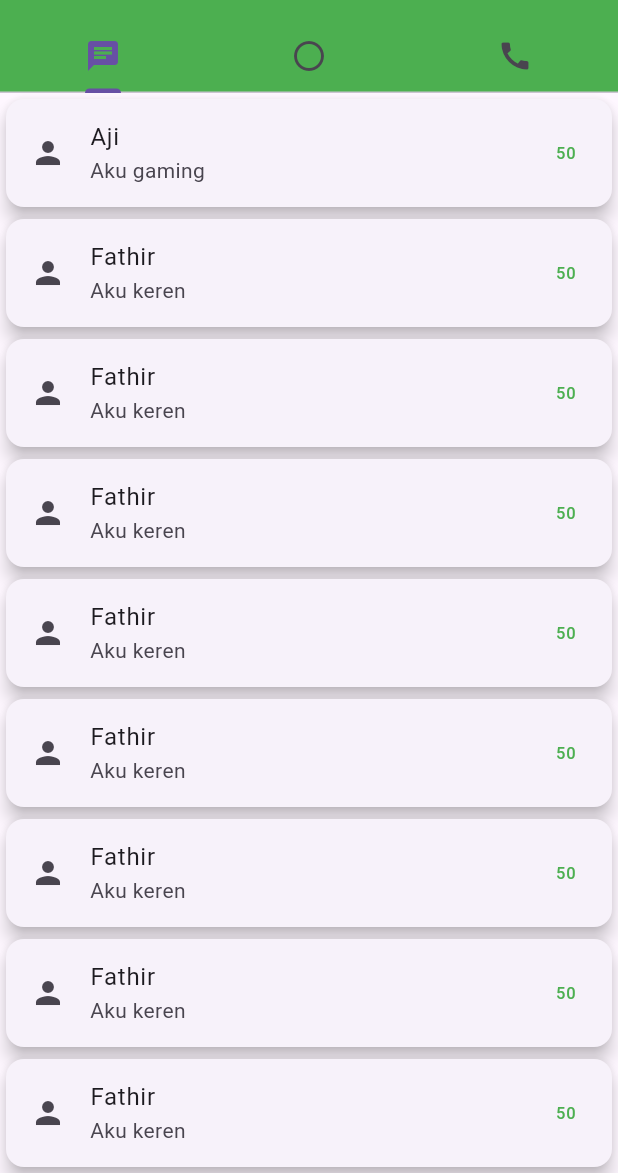
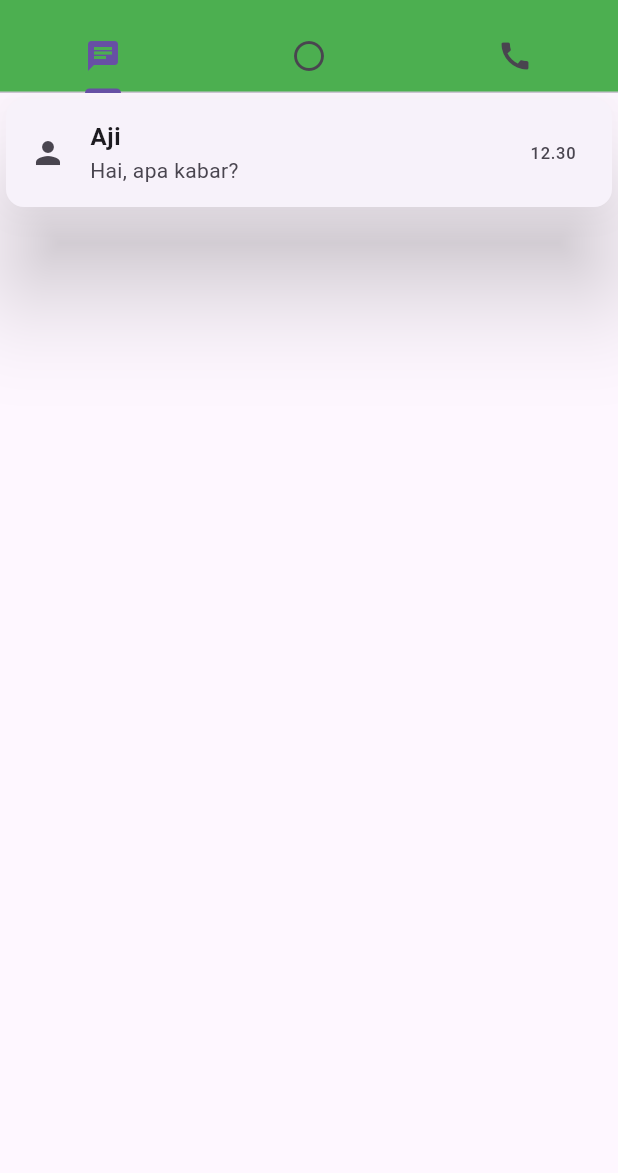
Before and after one commit to megannanda26/Project-WhatsApp-Flutter, a Flutter app: the screen it shows after launch, on a phone screen of 412 x 824 dp, the part 63-1236 px from its top. Run offline on Flutter 3.47's test engine with Material 3 defaults, Android fonts, the phone set to English and light mode, and no system bars.

Commit message:
MEB-11 Menggunakan Navigator

```diff
--- /dev/null
+++ b/lib/detail_chat.dart
@@ -0,0 +1,15 @@
+import 'package:flutter/material.dart';
+
+class DetailChat extends StatefulWidget {
+  const DetailChat({super.key});
+
+  @override
+  State<DetailChat> createState() => _DetailChatState();
+}
+
+class _DetailChatState extends State<DetailChat> {
+  @override
+  Widget build(BuildContext context) {
+    return const Placeholder();
+  }
+}
--- a/lib/main.dart
+++ b/lib/main.dart
@@ -12,7 +12,7 @@ class MyApp extends StatelessWidget {
     return MaterialApp(
       title: 'WhatsApp',
       theme: ThemeData(primarySwatch: Colors.blue),
-      home: const MyHomePage(title: 'Flutter Demo Home Page'),
+      home: const MyHomePage(title: 'WhatsApp'),
     );
   }
 }
@@ -45,147 +45,30 @@ class _MyHomePageState extends State<MyHomePage> {
         ),
         body: TabBarView(
           children: [
-            ListView(
+            Column(
               children: [
-                Card(
-                  elevation: 5,
-                  child: ListTile(
-                    leading: Icon(Icons.person),
-                    title: Text("Aji"),
-                    subtitle: Text("Aku gaming"),
-                    trailing: Text(
-                      "50",
-                      style: TextStyle(color: Colors.green),
+                InkWell(
+                  onTap: () {
+                    print("Chat ditekan");
+
+                    Navigator.push(
+                      context,
+                      MaterialPageRoute(
+                        builder: (context) => const DetailChat(),
+                      ),
+                    );
+                  },
+                  child: Card(
+                    elevation: 30,
+                    child: ListTile(
+                      leading: Icon(Icons.person),
+                      title: Text(
+                        "Aji",
+                        style: TextStyle(fontWeight: FontWeight.bold),
+                      ),
+                      subtitle: Text("Hai, apa kabar?"),
+                      trailing: Text("12.30"),
                     ),
-                  ),
-                ),
-                Card(
-                  elevation: 5,
-                  child: ListTile(
-                    leading: Icon(Icons.person),
-                    title: Text("Fathir"),
-                    subtitle: Text("Aku keren"),
-                    trailing: Text(
-                      "50",
-                      style: TextStyle(color: Colors.green),
-                    ),
-                  ),
-                ),
-                Card(
-                  elevation: 5,
-                  child: ListTile(
-                    leading: Icon(Icons.person),
-                    title: Text("Fathir"),
-                    subtitle: Text("Aku keren"),
-                    trailing: Text("50", style: TextStyle(color: Colors.green)),
-                  ),
-                ),
-                Card(
-                  elevation: 5,
-                  child: ListTile(
-                    leading: Icon(Icons.person),
-                    title: Text("Fathir"),
-                    subtitle: Text("Aku keren"),
-                    trailing: Text("50", style: TextStyle(color: Colors.green)),
-                  ),
-                ),
-                Card(
-                  elevation: 5,
-                  child: ListTile(
-                    leading: Icon(Icons.person),
-                    title: Text("Fathir"),
-                    subtitle: Text("Aku keren"),
-                    trailing: Text("50", style: TextStyle(color: Colors.green)),
-                  ),
-                ),
-                Card(
-                  elevation: 5,
-                  child: ListTile(
-                    leading: Icon(Icons.person),
-                    title: Text("Fathir"),
-                    subtitle: Text("Aku keren"),
-                    trailing: Text("50", style: TextStyle(color: Colors.green)),
-                  ),
-                ),
-                Card(
-                  elevation: 5,
-                  child: ListTile(
-                    leading: Icon(Icons.person),
-                    title: Text("Fathir"),
-                    subtitle: Text("Aku keren"),
-                    trailing: Text("50", style: TextStyle(color: Colors.green)),
-                  ),
-                ),
-                Card(
-                  elevation: 5,
-                  child: ListTile(
-                    leading: Icon(Icons.person),
-                    title: Text("Fathir"),
-                    subtitle: Text("Aku keren"),
-                    trailing: Text("50", style: TextStyle(color: Colors.green)),
-                  ),
-                ),
-                Card(
-                  elevation: 5,
-                  child: ListTile(
-                    leading: Icon(Icons.person),
-                    title: Text("Fathir"),
-                    subtitle: Text("Aku keren"),
-                    trailing: Text("50", style: TextStyle(color: Colors.green)),
-                  ),
-                ),
-                Card(
-                  elevation: 5,
-                  child: ListTile(
-                    leading: Icon(Icons.person),
-                    title: Text("Fathir"),
-                    subtitle: Text("Aku keren"),
-                    trailing: Text("50", style: TextStyle(color: Colors.green)),
-                  ),
-                ),
-                Card(
-                  elevation: 5,
-                  child: ListTile(
-                    leading: Icon(Icons.person),
-                    title: Text("Fathir"),
-                    subtitle: Text("Aku keren"),
-                    trailing: Text("50", style: TextStyle(color: Colors.green)),
-                  ),
-                ),
-                Card(
-                  elevation: 5,
-                  child: ListTile(
-                    leading: Icon(Icons.person),
-                    title: Text("Fathir"),
-                    subtitle: Text("Aku keren"),
-                    trailing: Text("50", style: TextStyle(color: Colors.green)),
-                  ),
-                ),
-                Card(
-                  elevation: 5,
-                  child: ListTile(
-                    leading: Icon(Icons.person),
-                    title: Text("Fathir"),
-                    subtitle: Text("Aku keren"),
-                    trailing: Text("50", style: TextStyle(color: Colors.green)),
-                  ),
-                ),
-                Card(
-                  elevation: 5,
-                  child: ListTile(
-                    leading: Icon(Icons.person),
-                    title: Text("Fathir"),
-                    subtitle: Text("Aku keren"),
-                    trailing: Text("50", style: TextStyle(color: Colors.green)),
-                  ),
-                ),
-                Card(
-                  elevation: 5,
-                  child: ListTile(
-                    leading: Icon(Icons.person),
-                    title: Text("Fathir"),
-                    subtitle: Text("Aku keren"),
-                    trailing: Text("50", style: TextStyle(color: Colors.green)),
                   ),
                 ),
               ],
@@ -218,12 +101,9 @@ class _MyHomePageState extends State<MyHomePage> {
                   subtitle: Text("Ketuk untuk menambahkan pembaruan status"),
                 ),
                 Padding(
-                  padding: EdgeInsets.symmetric(
-                    horizontal: 16.0,
-                    vertical: 8.0,
-                  ),
+                  padding: EdgeInsets.symmetric(horizontal: 16, vertical: 8),
                   child: Text(
-                    "Pembaruan terkini",
+                    'Pembaruan terkini',
                     style: TextStyle(
                       color: Colors.grey,
                       fontWeight: FontWeight.bold,
@@ -241,7 +121,7 @@ class _MyHomePageState extends State<MyHomePage> {
                     ),
                   ),
                   title: Text(
-                    "Aji ganteng",
+                    "Aji",
                     style: TextStyle(fontWeight: FontWeight.bold),
                   ),
                   subtitle: Text("Hari ini, 08.20"),
@@ -249,7 +129,6 @@ class _MyHomePageState extends State<MyHomePage> {
               ],
             ),
 
-            // TAB 3: PANGGILAN
             ListView(
               children: const [
                 ListTile(
@@ -258,7 +137,7 @@ class _MyHomePageState extends State<MyHomePage> {
                     child: Icon(Icons.person, color: Colors.white),
                   ),
                   title: Text(
-                    "Fathir ganteng",
+                    "Fathir",
                     style: TextStyle(fontWeight: FontWeight.bold),
                   ),
                   subtitle: Row(
@@ -276,7 +155,7 @@ class _MyHomePageState extends State<MyHomePage> {
                     child: Icon(Icons.person, color: Colors.white),
                   ),
                   title: Text(
-                    "Aji ganteng",
+                    "Aji",
                     style: TextStyle(fontWeight: FontWeight.bold),
                   ),
                   subtitle: Row(
@@ -296,3 +175,15 @@ class _MyHomePageState extends State<MyHomePage> {
     );
   }
 }
+
+class DetailChat extends StatelessWidget {
+  const DetailChat({super.key});
+
+  @override
+  Widget build(BuildContext context) {
+    return Scaffold(
+      appBar: AppBar(title: const Text('Aji')),
+      body: const Center(child: Text('Chat dengan Aji')),
+    );
+  }
+}
```
